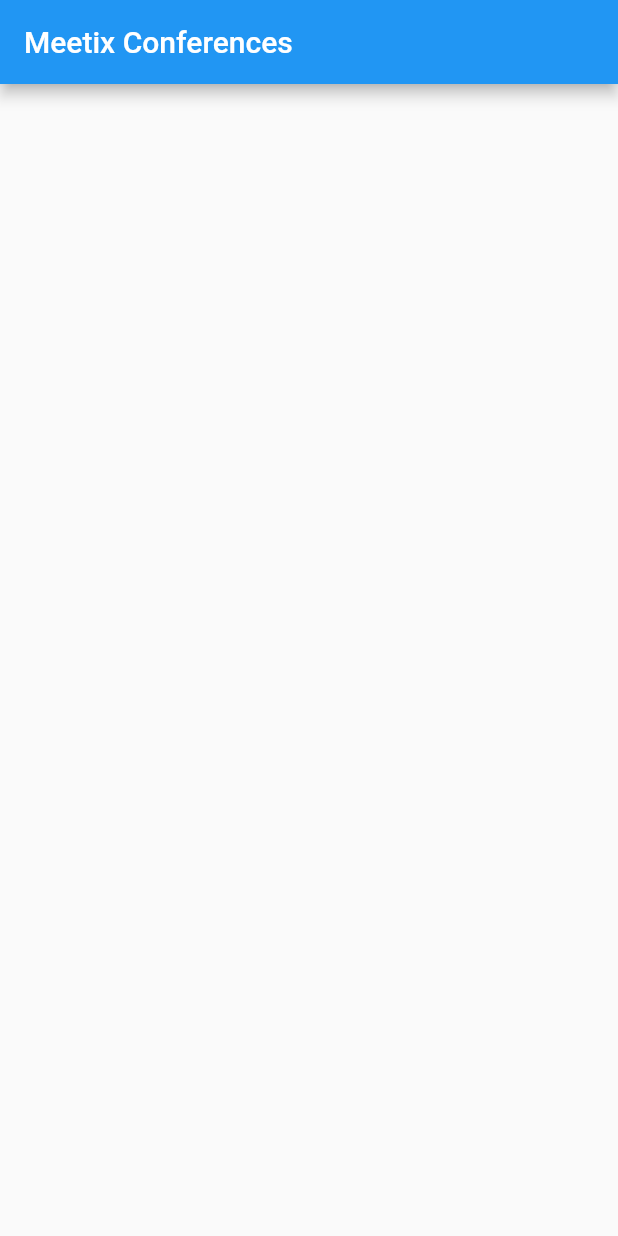
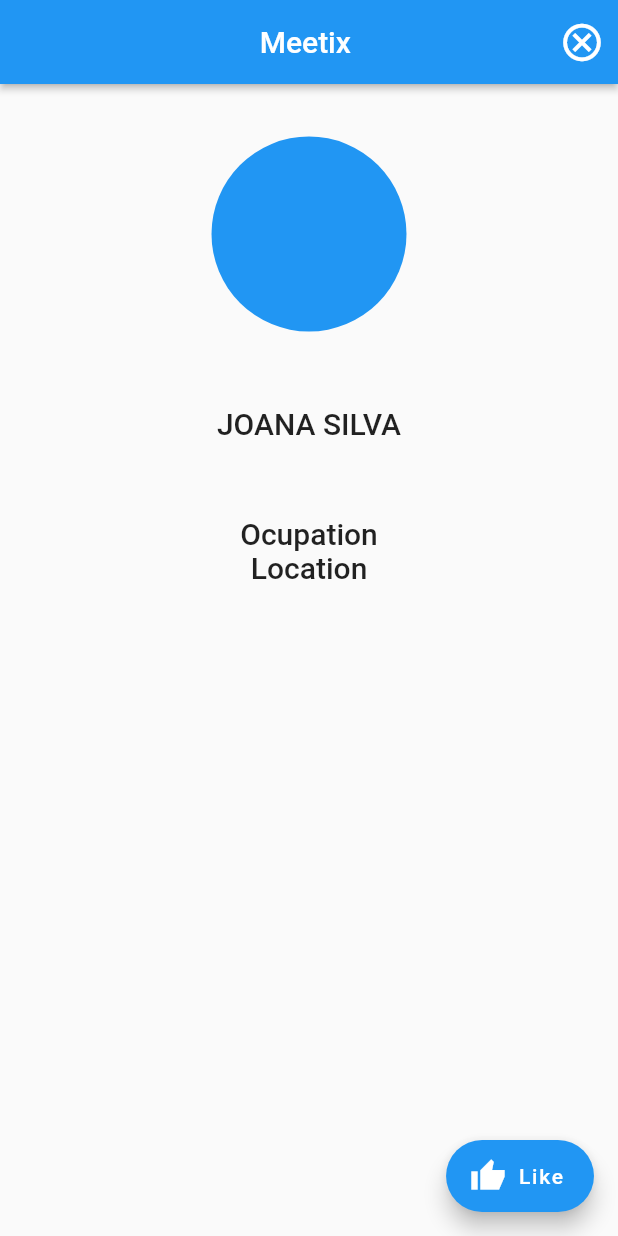
Before and after one commit to FEUP-ESOF-2020-21/open-cx-t7g5-5-estrelinhas, a Flutter app: the screen it shows after launch, on a phone screen of 412 x 824 dp. Run offline on Flutter 3.47's test engine with Material 2 defaults, Android fonts, the phone set to English and light mode, and no system bars; our stand-ins replace cloud_firestore, firebase_core, firebase_storage; accounts and stored records are empty.

Commit message:
Started to make profile layout, with go back, ava, name and like

```diff
--- a/src/meetix/lib/main.dart
+++ b/src/meetix/lib/main.dart
@@ -3,6 +3,7 @@ import 'package:flutter/material.dart';
 import 'package:meetix/controller/FirestoreController.dart';
 import 'package:meetix/controller/StorageController.dart';
 import 'view/ConferenceListPage.dart';
+import 'view/Profile.dart';
 
 void main() {
   WidgetsFlutterBinding.ensureInitialized();
@@ -48,8 +49,10 @@ class MeetixApp extends StatelessWidget {
   @override
   Widget build(BuildContext context) {
     return MaterialApp(
+      debugShowCheckedModeBanner: false,
       title: 'Meetix',
-      home: ConferenceListPage(firestore, storage),
+      home: Profile(firestore, storage),
+      //ConferenceListPage(firestore, storage),
     );
   }
 }
--- /dev/null
+++ b/src/meetix/lib/view/Profile.dart
@@ -0,0 +1,171 @@
+import 'package:cloud_firestore/cloud_firestore.dart';
+import 'package:firebase_storage/firebase_storage.dart';
+import 'package:flutter/material.dart';
+import 'package:meetix/controller/StorageController.dart';
+import 'package:meetix/view/ConferenceProfilesPage.dart';
+import 'package:meetix/view/MyWidgets.dart';
+import 'package:meetix/model/Profile.dart';
+
+import '../model/Conference.dart';
+import '../controller/FirestoreController.dart';
+
+
+
+class Profile extends StatefulWidget {
+  final FirestoreController _firestore;
+  final StorageController _storage;
+
+  Profile(this._firestore, this._storage);
+
+  @override
+  _ProfileState createState() {
+    return _ProfileState();
+  }
+}
+
+class _ProfileState extends State<Profile> {
+  @override
+  Widget build(BuildContext context) {
+    return Scaffold(
+      appBar: AppBar(
+          title: Text('Meetix '),
+          centerTitle: true,
+          backgroundColor: Colors.blue,
+          elevation: 2 ,
+          actions: [
+            IconButton(
+            icon:Icon(
+              Icons.cancel_outlined,
+              size: 30,
+              color:Colors.white,
+            ),
+              onPressed:(){
+                Navigator.pop(context);
+              }
+
+            )
+          ]
+      ),
+      body: _buildBody(context),
+      floatingActionButton: FloatingActionButton.extended(
+
+        icon: Icon(Icons.thumb_up_sharp, color: Colors.white,),
+
+        label: Text("Like"),
+      ),
+    );
+  }
+
+  Widget _buildBody(BuildContext context) {
+   /* // Gets stream from Firestore with the conference info
+    return StreamBuilder<QuerySnapshot>(
+      stream: widget._firestore.getConferences(),
+      builder: (context, snapshot) {
+        if (!snapshot.hasData) return LinearProgressIndicator();
+        return _buildAva(context, snapshot.data.docs);
+      },
+    );*/
+    return ListView(
+      children:[
+        _buildAva(context),
+        _buildNameField(context),
+        _buildInfoList(context),
+
+      ]
+    );
+  }
+  Widget _buildNameField(BuildContext context) {
+    return  Padding(
+      padding: const EdgeInsets.only(top: 50.0),
+        child: Center(
+        child: Column(
+          children:[
+          Text("JOANA SILVA",
+          style: Theme.of(context).textTheme.headline6,
+          ),
+            ]
+
+        ),
+        )
+    );
+  }
+
+  Widget _buildInfoList(BuildContext context) {
+    return  InkWell(
+        child: Padding(
+          padding: const EdgeInsets.only(top: 50.0),
+          child:Column(
+                children:[
+                  Text("Ocupation",
+                    style: Theme.of(context).textTheme.headline6,
+                  ),
+                  Text("Location",
+                    style: Theme.of(context).textTheme.headline6,
+                  ),
+                ]
+
+            ),
+
+
+    )
+    );
+  }
+
+
+ Widget _buildAva(BuildContext context){
+    return Padding(
+        padding: const EdgeInsets.only(top: 35.0),
+        child: Center(
+          child:Stack(
+            children:[
+              CircleAvatar(
+                radius: 65,
+                //image: NetworkImage("https://www.lewesac.co.uk/wp-content/uploads/2017/12/default-avatar.jpg"),
+                backgroundColor: Colors.blue,
+              ),
+            ],
+          ),
+        )
+    );
+
+  }
+
+
+/*  Widget _buildList(BuildContext context, List<DocumentSnapshot> snapshot) {
+    List<Widget> conferences =  snapshot.map((data) => _buildListItem(context, data)).toList();
+    return ListView.separated(
+      padding: EdgeInsets.zero,
+      itemCount: conferences.length,
+      separatorBuilder: (context, index) => Divider(height: 0, color: Colors.grey,),
+      itemBuilder: (context, index) => conferences[index],
+    );
+  }
+
+  Widget _buildListItem(BuildContext context, DocumentSnapshot data) {
+    final _conference = Conference.fromSnapshot(data);
+
+    return InkWell(
+      onTap: () { Navigator.push(context, MaterialPageRoute(builder: (context) => ConferenceProfilesPage(widget._firestore, widget._storage, _conference))); },
+      child: Padding(
+        padding: const EdgeInsets.all(16.0),
+        child: Row(
+          children: [
+            // Displays conference icon, if null, displays initial
+            CustomAvatar(
+              imgURL: _conference.img,
+              source: widget._storage,
+              initials: _conference.name[0],
+            ),
+            SizedBox(width: 16.0,),
+            Text(_conference.name,
+              style: Theme.of(context).textTheme.headline6,
+            ),
+            Expanded(child: SizedBox()),
+            Icon(Icons.arrow_forward_ios_rounded,
+              color: Colors.grey,),
+          ],
+        ),
+      ),
+    );
+  }*/
+}
```
